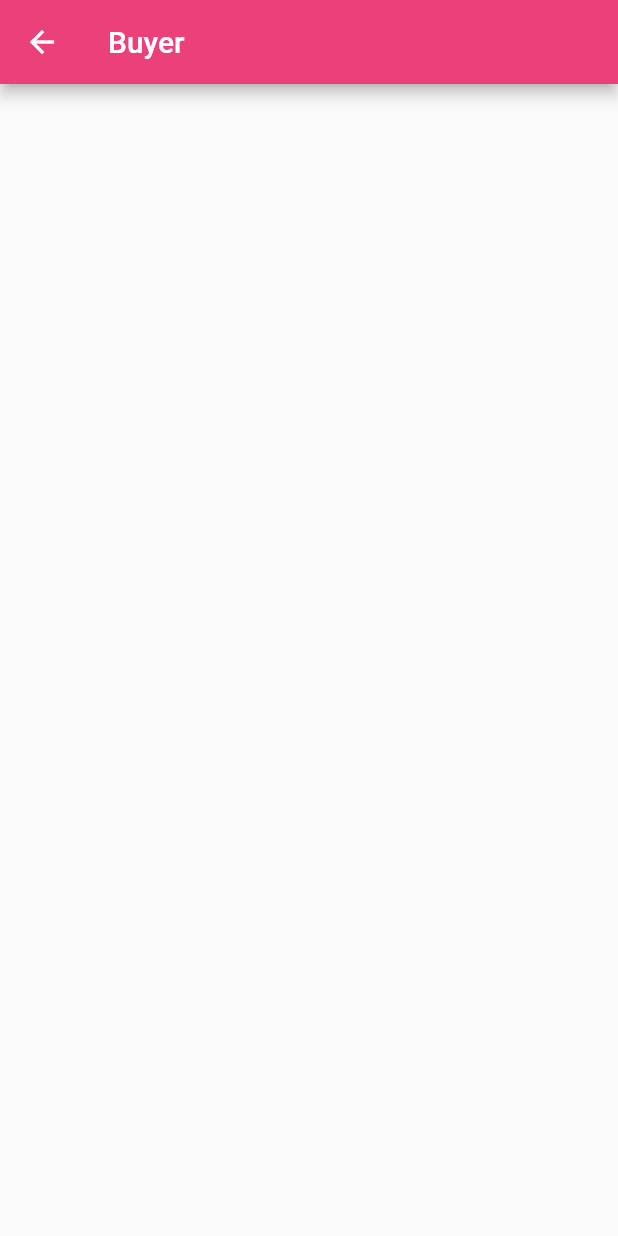
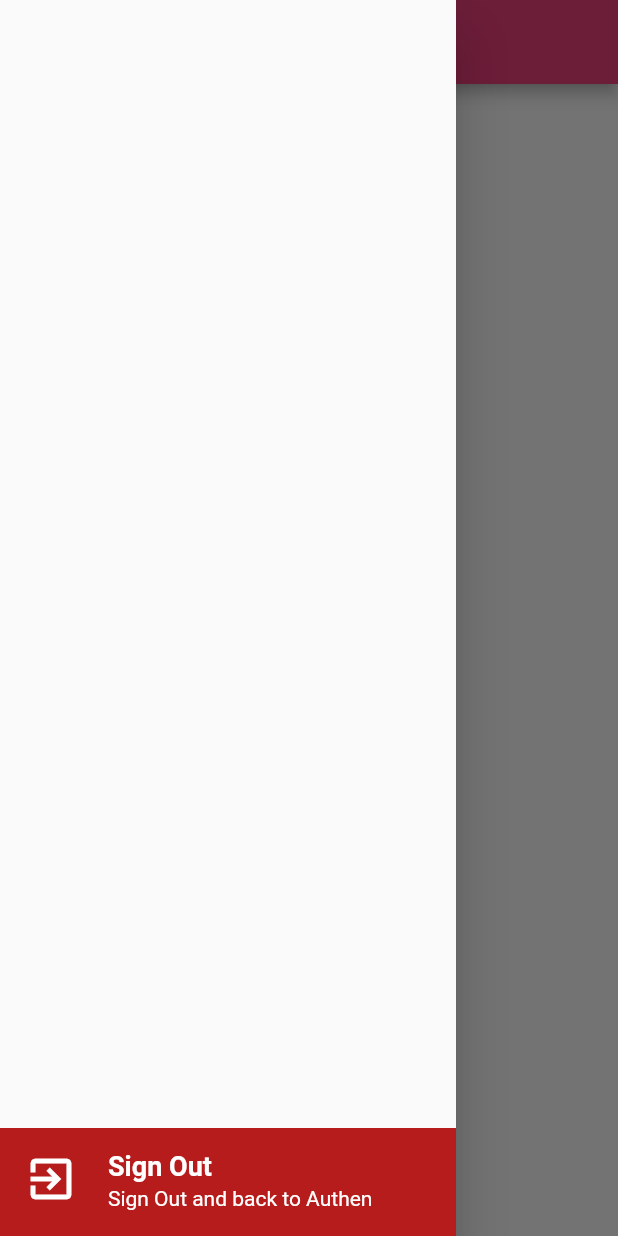
Before and after one commit to Wintech-thekop/PichiiMall, a Flutter app: the BuyerService screen opened by its route, with the side drawer open (before the commit the screen has no drawer), on a phone screen of 412 x 824 dp. Run offline on Flutter 3.47's test engine with Material 2 defaults, Android fonts, the phone set to English and light mode, and no system bars; our stand-ins replace dio, geolocator, google_maps_flutter, image_picker, shared_preferences; accounts and stored records are empty.

Commit message:
EP29 การใช้งาน Drawer Menu, Site Menu และ Sign Out

```diff
--- a/lib/state/buyer_service.dart
+++ b/lib/state/buyer_service.dart
@@ -1,5 +1,10 @@
+// ignore_for_file: prefer_const_constructors, unused_import
+
 import 'package:flutter/material.dart';
 import 'package:pichiimall/utility/my_constant.dart';
+import 'package:pichiimall/widgets/show_signout.dart';
+import 'package:pichiimall/widgets/show_title.dart';
+import 'package:shared_preferences/shared_preferences.dart';
 
 class BuyerService extends StatefulWidget {
   const BuyerService({Key? key}) : super(key: key);
@@ -16,6 +21,9 @@ class _BuyerServiceState extends State<BuyerService> {
         title: Text('Buyer'),
         backgroundColor: MyConstant.primary,
       ),
+      drawer: Drawer(
+        child: ShowSignOut(),
+      ),
     );
   }
 }
--- a/lib/state/rider_service.dart
+++ b/lib/state/rider_service.dart
@@ -1,5 +1,8 @@
+// ignore_for_file: prefer_const_constructors
+
 import 'package:flutter/material.dart';
 import 'package:pichiimall/utility/my_constant.dart';
+import 'package:pichiimall/widgets/show_signout.dart';
 
 class RiderService extends StatefulWidget {
   const RiderService({ Key? key }) : super(key: key);
@@ -16,6 +19,9 @@ class _RiderServiceState extends State<RiderService> {
         title: Text('Rider'),
         backgroundColor: MyConstant.primary,
       ),
+      drawer: Drawer(
+        child: ShowSignOut(),
+      ),
     );
   }
 }
--- a/lib/state/seller_service.dart
+++ b/lib/state/seller_service.dart
@@ -1,5 +1,8 @@
+// ignore_for_file: prefer_const_constructors
+
 import 'package:flutter/material.dart';
 import 'package:pichiimall/utility/my_constant.dart';
+import 'package:pichiimall/widgets/show_signout.dart';
 
 class SellerService extends StatefulWidget {
   const SellerService({ Key? key }) : super(key: key);
@@ -16,6 +19,9 @@ class _SellerServiceState extends State<SellerService> {
         title: Text('Seller'),
         backgroundColor: MyConstant.primary,
       ),
+      drawer: Drawer(
+        child: ShowSignOut(),
+      ),
     );
   }
 }
--- a/lib/utility/my_constant.dart
+++ b/lib/utility/my_constant.dart
@@ -1,3 +1,5 @@
+// ignore_for_file: prefer_const_constructors
+
 import 'package:flutter/material.dart';
 
 class MyConstant {
@@ -39,9 +41,21 @@ class MyConstant {
         fontWeight: FontWeight.w700,
       );
 
+  TextStyle h2WhiteStyle() => TextStyle(
+        fontSize: 18,
+        color: Colors.white,
+        fontWeight: FontWeight.w700,
+      );
+
   TextStyle h3Style() => TextStyle(
         fontSize: 14,
         color: dark,
+        fontWeight: FontWeight.normal,
+      );
+
+  TextStyle h3WhiteStyle() => TextStyle(
+        fontSize: 14,
+        color: Colors.white,
         fontWeight: FontWeight.normal,
       );
 
--- /dev/null
+++ b/lib/widgets/show_signout.dart
@@ -0,0 +1,44 @@
+import 'package:flutter/material.dart';
+import 'package:pichiimall/utility/my_constant.dart';
+import 'package:pichiimall/widgets/show_title.dart';
+import 'package:shared_preferences/shared_preferences.dart';
+
+class ShowSignOut extends StatelessWidget {
+  const ShowSignOut({
+    Key? key,
+  }) : super(key: key);
+
+  @override
+  Widget build(BuildContext context) {
+    return Column(
+      mainAxisAlignment: MainAxisAlignment.end,
+      children: [
+        ListTile(
+          onTap: () async {
+            SharedPreferences preferences =
+                await SharedPreferences.getInstance();
+            preferences.clear().then(
+                  (value) => Navigator.pushNamedAndRemoveUntil(
+                      context, MyConstant.routeAuthen, (route) => false),
+                );
+          },
+          tileColor: Colors.red.shade900,
+          // ignore: prefer_const_constructors
+          leading: Icon(
+            Icons.exit_to_app,
+            size: 36,
+            color: Colors.white,
+          ),
+          title: ShowTitle(
+            title: 'Sign Out',
+            textStyle: MyConstant().h2WhiteStyle(),
+          ),
+          subtitle: ShowTitle(
+            title: 'Sign Out and back to Authen',
+            textStyle: MyConstant().h3WhiteStyle(),
+          ),
+        ),
+      ],
+    );
+  }
+}
```
